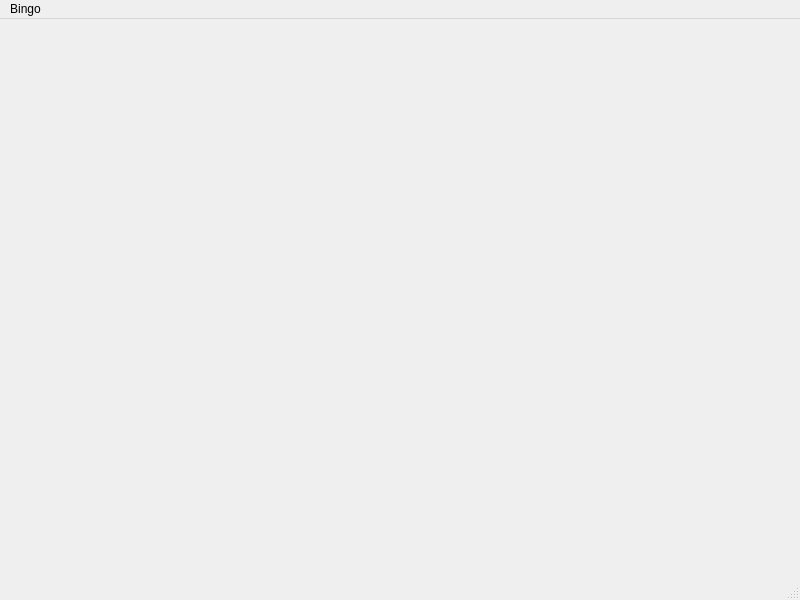
Qt form Bingo/bingo.ui (vperezr0013/Bingo-Patrones) before a commit.
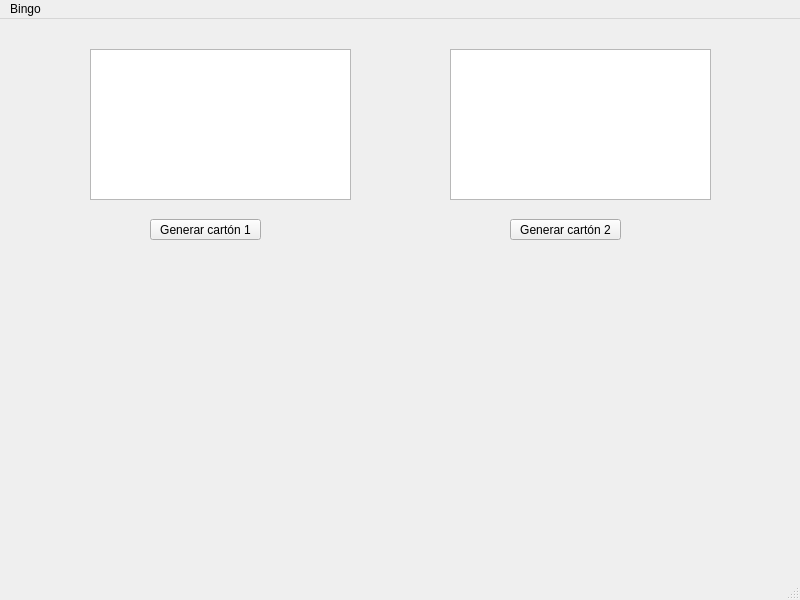
The same form after that commit.

The edit to the form file:
```diff
--- a/Bingo/bingo.ui
+++ b/Bingo/bingo.ui
@@ -13,7 +13,54 @@
   <property name="windowTitle">
    <string>Bingo</string>
   </property>
-  <widget class="QWidget" name="centralwidget"/>
+  <widget class="QWidget" name="centralwidget">
+   <widget class="QPushButton" name="btnGenerarCarton1">
+    <property name="geometry">
+     <rect>
+      <x>150</x>
+      <y>200</y>
+      <width>111</width>
+      <height>21</height>
+     </rect>
+    </property>
+    <property name="text">
+     <string>Generar cartón 1</string>
+    </property>
+   </widget>
+   <widget class="QPushButton" name="btnGenerarCarton2">
+    <property name="geometry">
+     <rect>
+      <x>510</x>
+      <y>200</y>
+      <width>111</width>
+      <height>21</height>
+     </rect>
+    </property>
+    <property name="text">
+     <string>Generar cartón 2</string>
+    </property>
+   </widget>
+   <widget class="QTableWidget" name="tblCarton2">
+    <property name="geometry">
+     <rect>
+      <x>450</x>
+      <y>30</y>
+      <width>261</width>
+      <height>151</height>
+     </rect>
+    </property>
+   </widget>
+   <widget class="QTableWidget" name="tblCarton1">
+    <property name="geometry">
+     <rect>
+      <x>90</x>
+      <y>30</y>
+      <width>261</width>
+      <height>151</height>
+     </rect>
+    </property>
+   </widget>
+  </widget>
   <widget class="QMenuBar" name="menubar">
    <property name="geometry">
     <rect>
```
